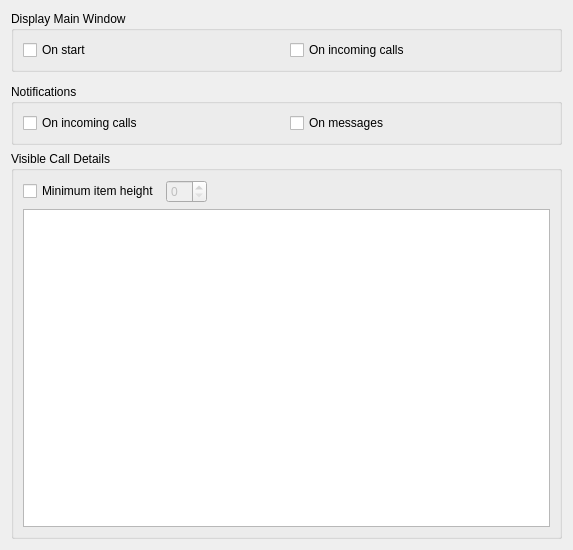
Qt form src/conf/dlgdisplaybase.ui (KDE/ring-kde) before a commit.
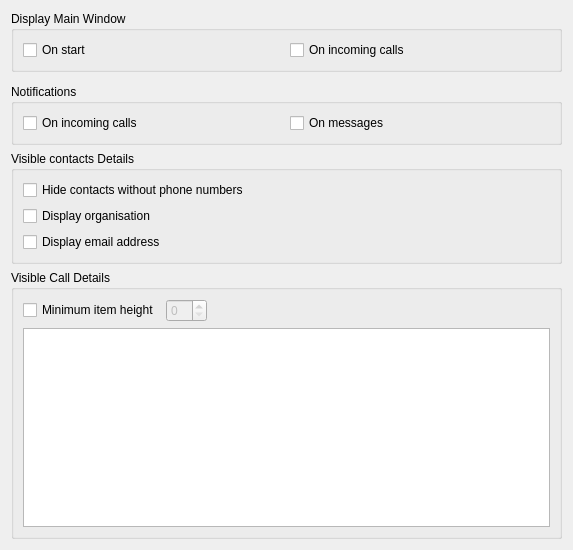
The same form after that commit.

```diff
--- a/src/conf/dlgdisplaybase.ui
+++ b/src/conf/dlgdisplaybase.ui
@@ -88,6 +88,36 @@
      </layout>
     </widget>
    </item>
+   <item>
+    <widget class="QGroupBox" name="groupBox_4">
+     <property name="title">
+      <string>Visible contacts Details</string>
+     </property>
+     <layout class="QVBoxLayout" name="verticalLayout_2">
+      <item>
+       <widget class="QCheckBox" name="kcfg_hidePersonWithoutPhone">
+        <property name="text">
+         <string>Hide contacts without phone numbers</string>
+        </property>
+       </widget>
+      </item>
+      <item>
+       <widget class="QCheckBox" name="kcfg_displayOrganisation">
+        <property name="text">
+         <string>Display organisation</string>
+        </property>
+       </widget>
+      </item>
+      <item>
+       <widget class="QCheckBox" name="kcfg_displayEmail">
+        <property name="text">
+         <string>Display email address</string>
+        </property>
+       </widget>
+      </item>
+     </layout>
+    </widget>
+   </item>
    <item>
     <widget class="QGroupBox" name="groupBox_3">
      <property name="title">
```
